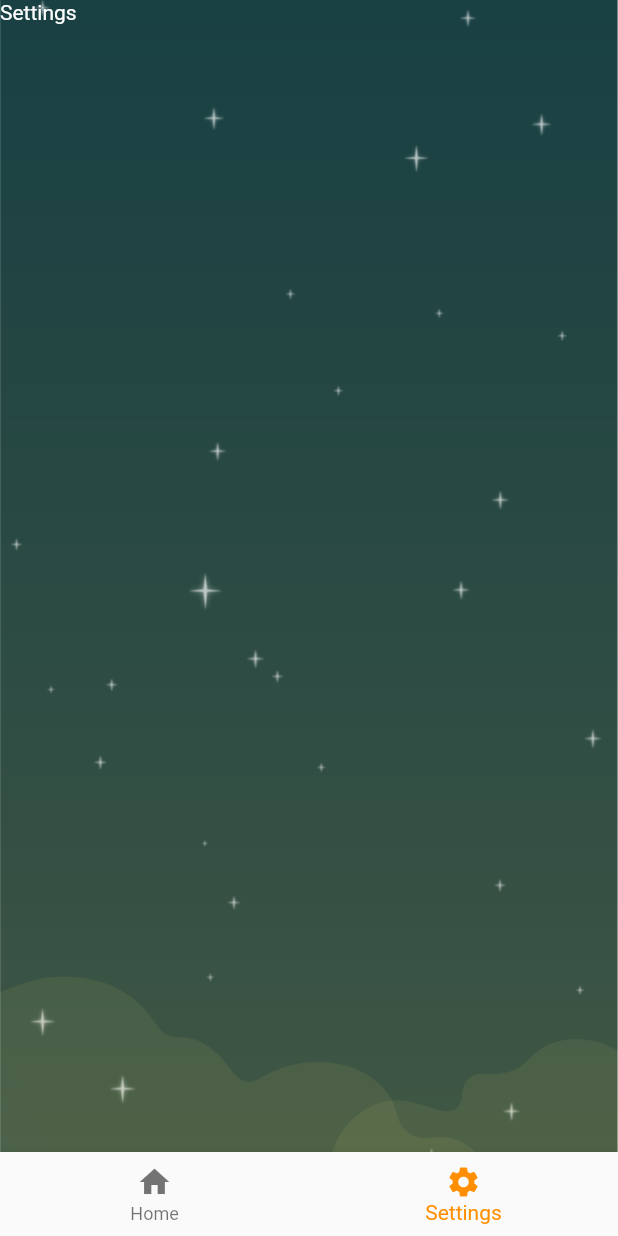
After one commit to lephuochoai/learn-flutter, a Flutter app: the MainLayout screen opened by its route, item 2 of the bottom bar chosen, on a phone screen of 412 x 824 dp. The commit adds this screen. Run offline on Flutter 3.47's test engine with Material 2 defaults, Android fonts, the phone set to English and light mode, and no system bars; our stand-ins replace go_router, hive; accounts and stored records are empty.

Commit message:
feat: implement bottom tab

```diff
--- /dev/null
+++ b/lib/layouts/MainLayout/MainLayout.dart
@@ -0,0 +1,34 @@
+import 'package:flutter/material.dart';
+import 'package:my_app/screens/home/home.dart';
+import 'package:my_app/screens/settings/settings.dart';
+import '../../ui/BottomNavBar/BottomNavBar.dart';
+
+class MainLayout extends StatefulWidget {
+  const MainLayout({Key? key}) : super(key: key);
+
+  @override
+  _MainLayoutState createState() => _MainLayoutState();
+}
+
+class _MainLayoutState extends State<MainLayout> {
+  int selectedTab = 0;
+  void onTabNavBar(int index) {
+    setState(() {
+      selectedTab = index;
+    });
+  }
+
+  static const List<Widget> _pages = <Widget>[HomeScreen(), SettingsScreen()];
+
+  @override
+  Widget build(BuildContext context) {
+    return Scaffold(
+      body: IndexedStack(
+        index: selectedTab,
+        children: _pages,
+      ),
+      bottomNavigationBar:
+          BottomNavBar(selectedTab: selectedTab, onTabNavBar: onTabNavBar),
+    );
+  }
+}
--- /dev/null
+++ b/lib/screens/settings/settings.dart
@@ -0,0 +1,19 @@
+import 'package:flutter/material.dart';
+
+class SettingsScreen extends StatelessWidget {
+  const SettingsScreen({Key? key}) : super(key: key);
+
+  @override
+  Widget build(BuildContext context) {
+    return Container(
+      constraints: const BoxConstraints.expand(),
+      decoration: BoxDecoration(
+        image: DecorationImage(
+          image: AssetImage("assets/images/bg-auth.png"),
+          fit: BoxFit.cover,
+        ),
+      ),
+      child: Text('Settings'),
+    );
+  }
+}
--- a/lib/store/index.dart
+++ b/lib/store/index.dart
@@ -3,8 +3,8 @@ import 'package:hive/hive.dart';
 import 'package:my_app/utils/storage.dart';
 
 class AppState extends ChangeNotifier {
-  var initialized = true;
-  var isLoggedIn = false;
+  bool initialized = true;
+  bool isLoggedIn = false;
   var _userInfo;
 
   get userInfo => _userInfo;
--- /dev/null
+++ b/lib/ui/BottomNavBar/BottomNavBar.dart
@@ -0,0 +1,35 @@
+import 'package:flutter/material.dart';
+
+enum bottomTabs { home, settings }
+
+class BottomNavBar extends StatelessWidget {
+  int selectedTab = 0;
+  final Function(int) onTabNavBar;
+  BottomNavBar({Key? key, this.selectedTab = 0, required this.onTabNavBar})
+      : super(key: key);
+
+  // void onTabNavBar(int index) {
+  //   setState(() {
+  //     selectedTab = index;
+  //   });
+  // }
+
+  @override
+  Widget build(BuildContext context) {
+    return BottomNavigationBar(
+      items: const <BottomNavigationBarItem>[
+        BottomNavigationBarItem(
+          icon: Icon(Icons.home),
+          label: 'Home',
+        ),
+        BottomNavigationBarItem(
+          icon: Icon(Icons.settings),
+          label: 'Settings',
+        ),
+      ],
+      selectedItemColor: Colors.amber[800],
+      currentIndex: selectedTab,
+      onTap: onTabNavBar,
+    );
+  }
+}
--- a/lib/utils/route-utils.dart
+++ b/lib/utils/route-utils.dart
@@ -1,14 +1,18 @@
-enum APP_PAGE { login, home, splash }
+enum APP_PAGE { login, home, splash, main, settings }
 
 extension AppPageExtension on APP_PAGE {
   String get toPath {
     switch (this) {
+      case APP_PAGE.main:
+        return "/";
       case APP_PAGE.home:
-        return "/";
+        return "/home";
       case APP_PAGE.login:
         return "/login";
       case APP_PAGE.splash:
         return "/splash";
+      case APP_PAGE.settings:
+        return "/settings";
 
       default:
         return "/";
@@ -17,12 +21,16 @@ extension AppPageExtension on APP_PAGE {
 
   String get toName {
     switch (this) {
+      case APP_PAGE.main:
+        return "MAIN";
       case APP_PAGE.home:
         return "HOME";
       case APP_PAGE.login:
         return "LOGIN";
       case APP_PAGE.splash:
         return "SPLASH";
+      case APP_PAGE.settings:
+        return "SETTINGS";
 
       default:
         return "HOME";
@@ -31,12 +39,16 @@ extension AppPageExtension on APP_PAGE {
 
   String get toTitle {
     switch (this) {
+      case APP_PAGE.main:
+        return "Main App";
       case APP_PAGE.home:
         return "My App";
       case APP_PAGE.login:
         return "My App Log In";
       case APP_PAGE.splash:
         return "Splash screen";
+      case APP_PAGE.settings:
+        return "Settings screen";
 
       default:
         return "My App";
--- a/lib/utils/router.dart
+++ b/lib/utils/router.dart
@@ -1,7 +1,9 @@
 import 'package:flutter/material.dart';
 import 'package:go_router/go_router.dart';
+import 'package:my_app/layouts/MainLayout/MainLayout.dart';
 import 'package:my_app/screens/auth/login/login.dart';
 import 'package:my_app/screens/home/home.dart';
+import 'package:my_app/screens/settings/settings.dart';
 import 'package:my_app/screens/splash/splash.dart';
 import 'package:my_app/store/index.dart';
 import 'package:my_app/utils/route-utils.dart';
@@ -10,6 +12,11 @@ import 'package:provider/provider.dart';
 final GoRouter router = GoRouter(
     initialLocation: APP_PAGE.home.toPath,
     routes: [
+      GoRoute(
+        name: APP_PAGE.main.toName,
+        path: APP_PAGE.main.toPath,
+        builder: (context, state) => const MainLayout(),
+      ),
       GoRoute(
         name: APP_PAGE.home.toName,
         path: APP_PAGE.home.toPath,
@@ -24,7 +31,12 @@ final GoRouter router = GoRouter(
         name: APP_PAGE.splash.toName,
         path: APP_PAGE.splash.toPath,
         builder: (context, state) => const SplashScreen(),
-      )
+      ),
+      GoRoute(
+        name: APP_PAGE.settings.toName,
+        path: APP_PAGE.settings.toPath,
+        builder: (context, state) => const SettingsScreen(),
+      ),
     ],
     redirect: (BuildContext context, GoRouterState state) {
       final appState = context.watch<AppState>();
@@ -32,11 +44,11 @@ final GoRouter router = GoRouter(
       final initialized = appState.initialized;
 
       final loginScreen = state.namedLocation(APP_PAGE.login.toName);
-      final homeScreen = state.namedLocation(APP_PAGE.home.toName);
+      final mainLayout = state.namedLocation(APP_PAGE.main.toName);
       final splashScreen = state.namedLocation(APP_PAGE.splash.toName);
 
       if (initialized == true) return splashScreen;
       if (isLoggedIn != true) return loginScreen;
 
-      return homeScreen;
+      return mainLayout;
     });
```
Also changed, not shown: lib/screens/home/home.dart (+29 -3 lines).
